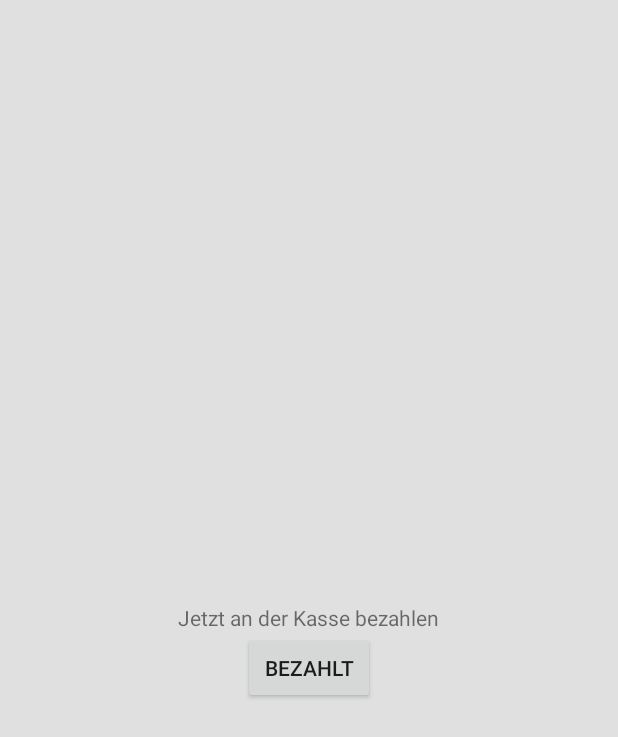
After one commit to FAU-Inf2/fablab-android, an Android app: the fragment CheckoutFragment placed in its activity, on a phone screen of 412 x 824 dp. The commit adds this screen. Shown: the top 737 px of the screen. Run offline under Robolectric (Android 15) with nearby library versions, the phone set to English and light mode, and no system bars; libraries missing offline, so code that uses them is left out: eu.livotov.zxscan, retrofit.client; 3 statements that could not run were skipped.

```diff
--- a/app/src/main/java/de/fau/cs/mad/fablab/android/cart/Cart.java
+++ b/app/src/main/java/de/fau/cs/mad/fablab/android/cart/Cart.java
@@ -231,6 +231,11 @@ public enum Cart {
         return false;
     }
 
+    public void removeAllEntries() {
+        dao.delete(products);
+        products.clear();
+    }
+
     // add product to cart
     public void addProduct(Product product){
         // update existing cart entry
--- /dev/null
+++ b/app/src/main/java/de/fau/cs/mad/fablab/android/cart/CheckoutFragment.java
@@ -0,0 +1,36 @@
+package de.fau.cs.mad.fablab.android.cart;
+
+import android.os.Bundle;
+import android.support.v4.app.Fragment;
+import android.view.LayoutInflater;
+import android.view.View;
+import android.view.ViewGroup;
+import android.widget.Button;
+import android.widget.TextView;
+
+import de.fau.cs.mad.fablab.android.R;
+
+public class CheckoutFragment extends Fragment {
+    public static CheckoutFragment newInstance() {
+        return new CheckoutFragment();
+    }
+
+    public static CheckoutFragment newInstance(boolean error) {
+        CheckoutFragment fragment = new CheckoutFragment();
+        Bundle bundle = new Bundle();
+        bundle.putBoolean("error", error);
+        fragment.setArguments(bundle);
+        return fragment;
+    }
+
+    @Override
+    public View onCreateView(LayoutInflater inflater, ViewGroup container,
+                             Bundle savedInstanceState) {
+        View view = inflater.inflate(R.layout.fragment_checkout, container, false);
+        if (getArguments().getBoolean("error")) {
+            ((TextView) view.findViewById(R.id.checkout_text)).setText(R.string.checkout_error);
+            ((Button) view.findViewById(R.id.button_finish)).setText(android.R.string.ok);
+        }
+        return view;
+    }
+}
--- /dev/null
+++ b/app/src/main/res/layout/fragment_checkout.xml
@@ -0,0 +1,23 @@
+<?xml version="1.0" encoding="utf-8"?>
+<RelativeLayout xmlns:android="http://schemas.android.com/apk/res/android"
+    android:orientation="vertical" android:layout_width="match_parent"
+    android:layout_height="match_parent">
+
+    <TextView
+        android:layout_width="wrap_content"
+        android:layout_height="wrap_content"
+        android:text="@string/checkout_pay"
+        android:id="@+id/checkout_text"
+        android:layout_gravity="center_horizontal"
+        android:layout_centerVertical="true"
+        android:layout_centerHorizontal="true" />
+
+    <Button
+        android:layout_width="wrap_content"
+        android:layout_height="wrap_content"
+        android:text="Bezahlt"
+        android:id="@+id/button_finish"
+        android:layout_below="@+id/checkout_text"
+        android:layout_centerHorizontal="true"
+        android:onClick="finish" />
+</RelativeLayout>
--- a/app/src/main/res/layout/fragment_container.xml
+++ b/app/src/main/res/layout/fragment_container.xml
@@ -2,4 +2,14 @@
 <FrameLayout xmlns:android="http://schemas.android.com/apk/res/android"
     android:layout_width="match_parent"
     android:layout_height="match_parent"
-    android:id="@+id/fragment_container" />
+    android:id="@+id/fragment_container" >
+
+    <ProgressBar
+        style="?android:attr/progressBarStyleLarge"
+        android:layout_width="wrap_content"
+        android:layout_height="wrap_content"
+        android:id="@+id/progress_bar"
+        android:layout_gravity="center"
+        android:indeterminateBehavior="repeat"
+        android:visibility="gone" />
+</FrameLayout>
--- a/app/src/main/res/values/strings.xml
+++ b/app/src/main/res/values/strings.xml
@@ -29,4 +29,6 @@
     <string name="product_dialog_cart">Zum Warenkorb hinzufügen</string>
     <string name="product_dialog_report">Ausgegangenes Produkt melden</string>
     <string name="retrofit_callback_failure">Leider ist bei der Abfrage ein Fehler aufgetreten</string>
+    <string name="checkout_pay">Jetzt an der Kasse bezahlen</string>
+    <string name="checkout_error">Fehler beim Übertragen des Warenkorbs</string>
 </resources>
```
Also changed, not shown: app/src/main/java/de/fau/cs/mad/fablab/android/cart/CheckoutActivity.java (+43 -2 lines), app/src/main/java/de/fau/cs/mad/fablab/rest/CartApiClient.java (added, +18 -0 lines).
